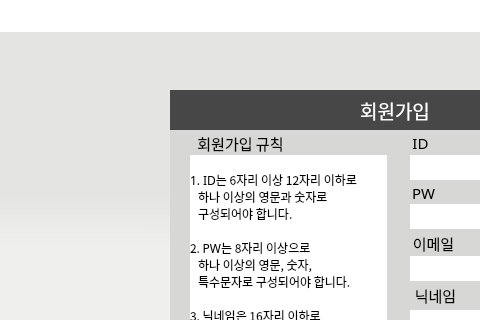
First picture: the form in UI/joinGUI.ui, repository dign1120/graduationProject, before the edit; both pictures show x 0 to 480 and y 0 to 320 of the 780 by 448 pixel window.
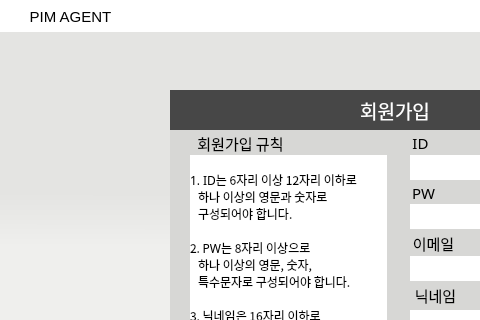
Second picture: the form after the edit.

Diff of the .ui file:
```diff
--- a/UI/joinGUI.ui
+++ b/UI/joinGUI.ui
@@ -853,11 +853,41 @@
     <set>Qt::AlignCenter</set>
    </property>
   </widget>
+  <widget class="QLabel" name="iconlabel_2">
+   <property name="geometry">
+    <rect>
+     <x>15</x>
+     <y>2</y>
+     <width>111</width>
+     <height>30</height>
+    </rect>
+   </property>
+   <property name="font">
+    <font>
+     <family>Arial</family>
+     <pointsize>11</pointsize>
+     <weight>50</weight>
+     <bold>false</bold>
+    </font>
+   </property>
+   <property name="styleSheet">
+    <string notr="true">color: black;
+background-color: transparent;
+text-align:center;</string>
+   </property>
+   <property name="text">
+    <string>PIM AGENT</string>
+   </property>
+   <property name="alignment">
+    <set>Qt::AlignCenter</set>
+   </property>
+  </widget>
   <zorder>titleLabel_2</zorder>
   <zorder>frame</zorder>
   <zorder>minimizeBtn</zorder>
   <zorder>closeBtn</zorder>
   <zorder>iconlabel</zorder>
+  <zorder>iconlabel_2</zorder>
  </widget>
  <resources/>
  <connections/>
```
